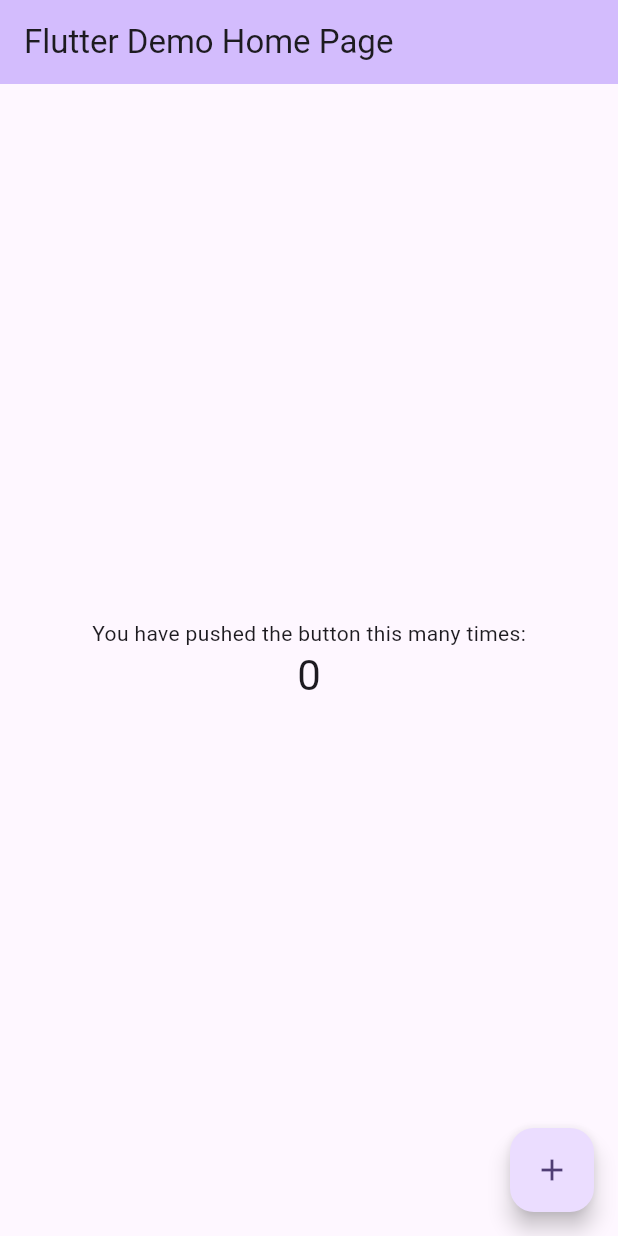
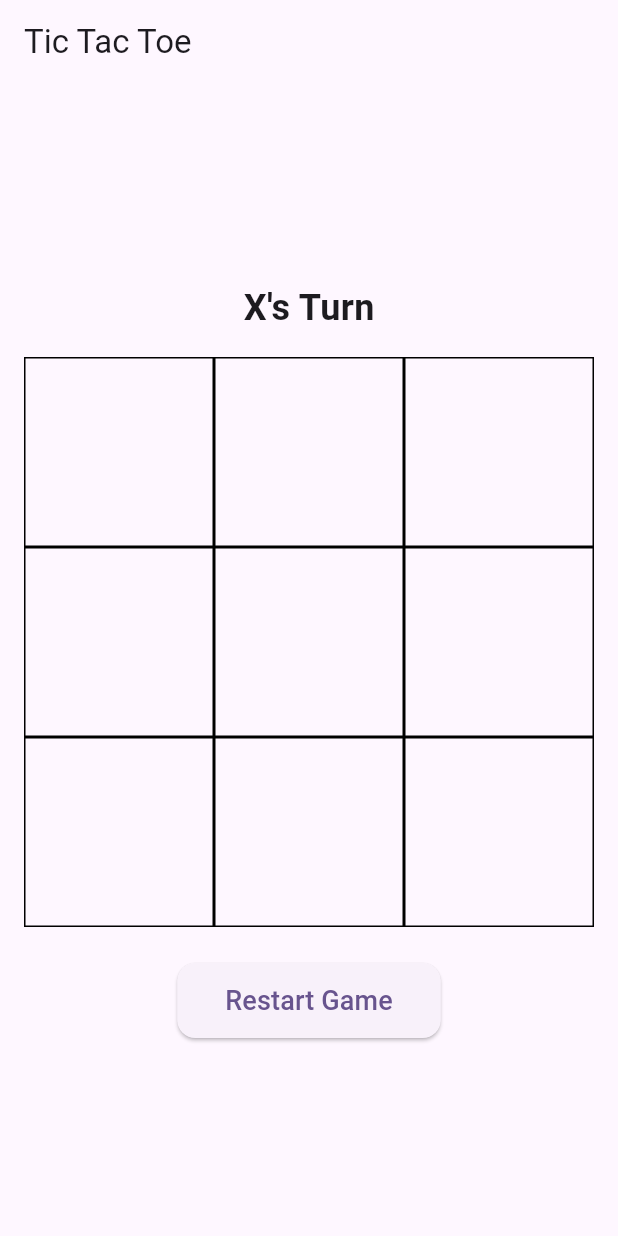
Before and after one commit to burakkizilay46/chant-tic-tac-toe, a Flutter app: the screen it shows after launch, on a phone screen of 412 x 824 dp. Run offline on Flutter 3.47's test engine with Material 3 defaults, Android fonts, the phone set to English and light mode, and no system bars.

Commit message:
feat: screens  created

```diff
--- a/lib/main.dart
+++ b/lib/main.dart
@@ -1,4 +1,9 @@
 import 'package:flutter/material.dart';
+import 'package:tic_tac_toe/pages/boards_screen.dart';
+import 'package:tic_tac_toe/pages/create_board_screen.dart';
+import 'package:tic_tac_toe/pages/game_board_screen.dart';
+import 'package:tic_tac_toe/pages/splash_screen.dart';
+import 'package:tic_tac_toe/pages/user_screen.dart';
 
 void main() {
   runApp(const MyApp());
@@ -7,119 +12,14 @@ void main() {
 class MyApp extends StatelessWidget {
   const MyApp({super.key});
 
-  // This widget is the root of your application.
   @override
   Widget build(BuildContext context) {
     return MaterialApp(
-      title: 'Flutter Demo',
-      theme: ThemeData(
-        // This is the theme of your application.
-        //
-        // TRY THIS: Try running your application with "flutter run". You'll see
-        // the application has a purple toolbar. Then, without quitting the app,
-        // try changing the seedColor in the colorScheme below to Colors.green
-        // and then invoke "hot reload" (save your changes or press the "hot
-        // reload" button in a Flutter-supported IDE, or press "r" if you used
-        // the command line to start the app).
-        //
-        // Notice that the counter didn't reset back to zero; the application
-        // state is not lost during the reload. To reset the state, use hot
-        // restart instead.
-        //
-        // This works for code too, not just values: Most code changes can be
-        // tested with just a hot reload.
-        colorScheme: ColorScheme.fromSeed(seedColor: Colors.deepPurple),
-        useMaterial3: true,
-      ),
-      home: const MyHomePage(title: 'Flutter Demo Home Page'),
-    );
+        title: 'Flutter Demo',
+        theme: ThemeData(
+          colorScheme: ColorScheme.fromSeed(seedColor: Colors.deepPurple),
+          useMaterial3: true,
+        ),
+        home: const GameBoardScreen());
   }
 }
-
-class MyHomePage extends StatefulWidget {
-  const MyHomePage({super.key, required this.title});
-
-  // This widget is the home page of your application. It is stateful, meaning
-  // that it has a State object (defined below) that contains fields that affect
-  // how it looks.
-
-  // This class is the configuration for the state. It holds the values (in this
-  // case the title) provided by the parent (in this case the App widget) and
-  // used by the build method of the State. Fields in a Widget subclass are
-  // always marked "final".
-
-  final String title;
-
-  @override
-  State<MyHomePage> createState() => _MyHomePageState();
-}
-
-class _MyHomePageState extends State<MyHomePage> {
-  int _counter = 0;
-
-  void _incrementCounter() {
-    setState(() {
-      // This call to setState tells the Flutter framework that something has
-      // changed in this State, which causes it to rerun the build method below
-      // so that the display can reflect the updated values. If we changed
-      // _counter without calling setState(), then the build method would not be
-      // called again, and so nothing would appear to happen.
-      _counter++;
-    });
-  }
-
-  @override
-  Widget build(BuildContext context) {
-    // This method is rerun every time setState is called, for instance as done
-    // by the _incrementCounter method above.
-    //
-    // The Flutter framework has been optimized to make rerunning build methods
-    // fast, so that you can just rebuild anything that needs updating rather
-    // than having to individually change instances of widgets.
-    return Scaffold(
-      appBar: AppBar(
-        // TRY THIS: Try changing the color here to a specific color (to
-        // Colors.amber, perhaps?) and trigger a hot reload to see the AppBar
-        // change color while the other colors stay the same.
-        backgroundColor: Theme.of(context).colorScheme.inversePrimary,
-        // Here we take the value from the MyHomePage object that was created by
-        // the App.build method, and use it to set our appbar title.
-        title: Text(widget.title),
-      ),
-      body: Center(
-        // Center is a layout widget. It takes a single child and positions it
-        // in the middle of the parent.
-        child: Column(
-          // Column is also a layout widget. It takes a list of children and
-          // arranges them vertically. By default, it sizes itself to fit its
-          // children horizontally, and tries to be as tall as its parent.
-          //
-          // Column has various properties to control how it sizes itself and
-          // how it positions its children. Here we use mainAxisAlignment to
-          // center the children vertically; the main axis here is the vertical
-          // axis because Columns are vertical (the cross axis would be
-          // horizontal).
-          //
-          // TRY THIS: Invoke "debug painting" (choose the "Toggle Debug Paint"
-          // action in the IDE, or press "p" in the console), to see the
-          // wireframe for each widget.
-          mainAxisAlignment: MainAxisAlignment.center,
-          children: <Widget>[
-            const Text(
-              'You have pushed the button this many times:',
-            ),
-            Text(
-              '$_counter',
-              style: Theme.of(context).textTheme.headlineMedium,
-            ),
-          ],
-        ),
-      ),
-      floatingActionButton: FloatingActionButton(
-        onPressed: _incrementCounter,
-        tooltip: 'Increment',
-        child: const Icon(Icons.add),
-      ), // This trailing comma makes auto-formatting nicer for build methods.
-    );
-  }
-}
--- /dev/null
+++ b/lib/pages/game_board_screen.dart
@@ -0,0 +1,151 @@
+import 'package:flutter/material.dart';
+
+class GameBoardScreen extends StatefulWidget {
+  const GameBoardScreen({super.key});
+
+  @override
+  _GameBoardScreenState createState() => _GameBoardScreenState();
+}
+
+class _GameBoardScreenState extends State<GameBoardScreen> {
+  List<String> _board = List.filled(9, '');
+  bool _isXTurn = true;
+  String _statusMessage = 'X\'s Turn';
+
+  @override
+  Widget build(BuildContext context) {
+    return Scaffold(
+      appBar: AppBar(
+        title: const Text('Tic Tac Toe'),
+      ),
+      body: Padding(
+        padding: const EdgeInsets.all(16.0),
+        child: Column(
+          mainAxisAlignment: MainAxisAlignment.center,
+          children: <Widget>[
+            Text(
+              _statusMessage,
+              style: const TextStyle(fontSize: 24, fontWeight: FontWeight.bold),
+            ),
+            const SizedBox(height: 16),
+            _buildBoard(),
+            const SizedBox(height: 24),
+            ElevatedButton(
+              onPressed: _resetGame,
+              style: ElevatedButton.styleFrom(
+                padding: const EdgeInsets.symmetric(horizontal: 32.0, vertical: 12.0),
+                shape: RoundedRectangleBorder(
+                  borderRadius: BorderRadius.circular(12.0),
+                ),
+              ),
+              child: const Text(
+                'Restart Game',
+                style: TextStyle(fontSize: 18),
+              ),
+            ),
+          ],
+        ),
+      ),
+    );
+  }
+
+  Widget _buildBoard() {
+    return AspectRatio(
+      aspectRatio: 1,
+      child: GridView.builder(
+        gridDelegate: const SliverGridDelegateWithFixedCrossAxisCount(crossAxisCount: 3),
+        itemCount: 9,
+        itemBuilder: (context, index) {
+          return _buildTile(index);
+        },
+      ),
+    );
+  }
+
+  Widget _buildTile(int index) {
+    return GestureDetector(
+      onTap: () {
+        _onTileTapped(index);
+      },
+      child: Container(
+        decoration: BoxDecoration(
+          border: Border.all(color: Colors.black, width: 1),
+        ),
+        child: Center(
+          child: Text(
+            _board[index],
+            style: const TextStyle(fontSize: 48, fontWeight: FontWeight.bold),
+          ),
+        ),
+      ),
+    );
+  }
+
+  void _onTileTapped(int index) {
+    if (_board[index].isEmpty) {
+      setState(() {
+        _board[index] = _isXTurn ? 'X' : 'O';
+        _isXTurn = !_isXTurn;
+        _statusMessage = _isXTurn ? 'X\'s Turn' : 'O\'s Turn';
+      });
+      _checkWinner();
+    }
+  }
+
+  void _checkWinner() {
+    const List<List<int>> winningCombinations = [
+      [0, 1, 2],
+      [3, 4, 5],
+      [6, 7, 8],
+      [0, 3, 6],
+      [1, 4, 7],
+      [2, 5, 8],
+      [0, 4, 8],
+      [2, 4, 6],
+    ];
+
+    for (var combo in winningCombinations) {
+      String a = _board[combo[0]];
+      String b = _board[combo[1]];
+      String c = _board[combo[2]];
+
+      if (a.isNotEmpty && a == b && a == c) {
+        _showWinnerDialog(a);
+        return;
+      }
+    }
+
+    if (!_board.contains('')) {
+      _showWinnerDialog('Draw');
+    }
+  }
+
+  void _showWinnerDialog(String winner) {
+    String message = winner == 'Draw' ? 'It\'s a Draw!' : '$winner Wins!';
+
+    showDialog(
+      context: context,
+      builder: (_) => AlertDialog(
+        title: const Text('Game Over'),
+        content: Text(message),
+        actions: <Widget>[
+          TextButton(
+            onPressed: () {
+              Navigator.of(context).pop();
+              _resetGame();
+            },
+            child: const Text('Restart'),
+          ),
+        ],
+      ),
+    );
+  }
+
+  void _resetGame() {
+    setState(() {
+      _board = List.filled(9, '');
+      _isXTurn = true;
+      _statusMessage = 'X\'s Turn';
+    });
+  }
+}
--- a/pubspec.yaml
+++ b/pubspec.yaml
@@ -35,6 +35,7 @@ dependencies:
   # The following adds the Cupertino Icons font to your application.
   # Use with the CupertinoIcons class for iOS style icons.
   cupertino_icons: ^1.0.6
+  provider: ^6.1.2
 
 dev_dependencies:
   flutter_test:
```
Also changed, not shown: lib/pages/boards_screen.dart (added, +62 -0 lines), lib/pages/create_board_screen.dart (added, +124 -0 lines), lib/pages/splash_screen.dart (added, +14 -0 lines), lib/pages/user_screen.dart (added, +27 -0 lines), lib/providers/game_provider.dart (added), pubspec.lock, 2 other files.
